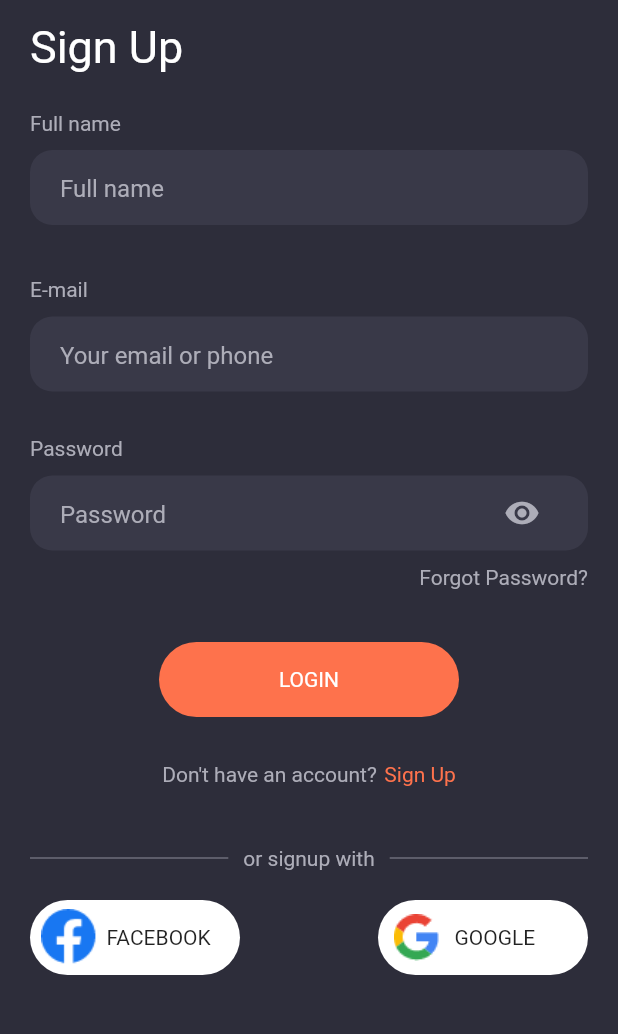
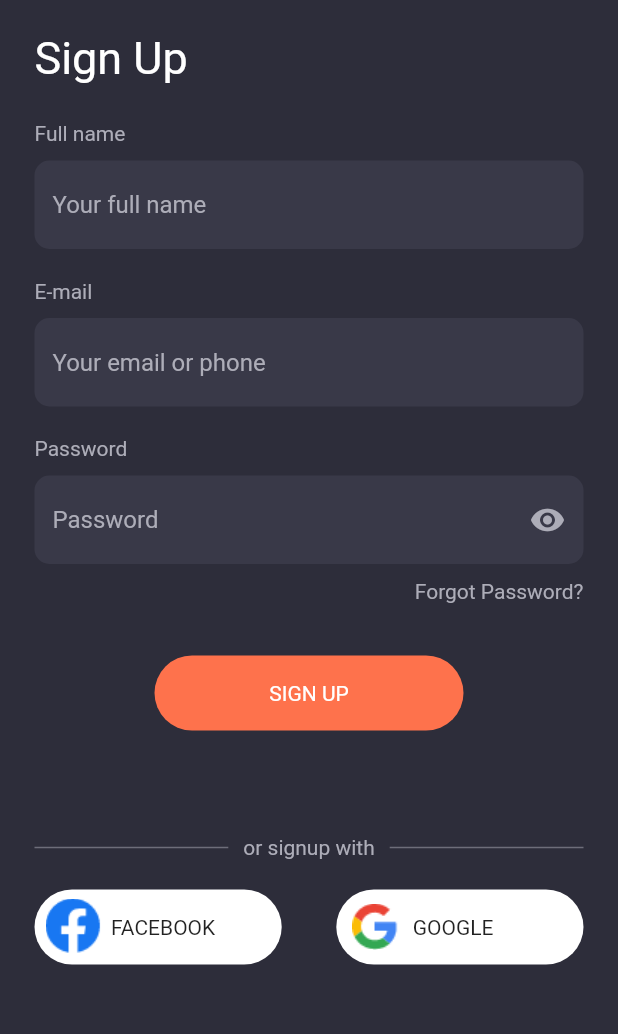
Before and after one commit to hashanK/Food_Hub_flutter, a Flutter app: the Signup screen opened by its route, on a phone screen of 412 x 824 dp, the part 120-1154 px from its top. Run offline on Flutter 3.47's test engine with Material 2 defaults, Android fonts, the phone set to English and light mode, and no system bars; our stand-ins replace hexcolor.

Commit message:
update screens

```diff
--- a/lib/custom_widgets/custom_button_widget.dart
+++ b/lib/custom_widgets/custom_button_widget.dart
@@ -11,8 +11,11 @@ class CustomButton extends StatelessWidget {
 
   @override
   Widget build(BuildContext context) {
+
+    Size size = MediaQuery.of(context).size;
+
     return Container(
-      width: 200,
+      width: size.width * 0.5,
       height: 50,
       decoration: BoxDecoration(
         color: bgColor,
--- a/lib/custom_widgets/custom_textfield_widget.dart
+++ b/lib/custom_widgets/custom_textfield_widget.dart
@@ -2,31 +2,31 @@ import 'package:flutter/material.dart';
 import 'package:food_hub/constant.dart';
 
 class CustomTextField extends StatelessWidget {
-
   final String? placeholderText;
   final Widget? trailingIcon;
   final bool isSecureText;
 
-  CustomTextField({ this.placeholderText, this.trailingIcon, required this.isSecureText});
+  CustomTextField(
+      {this.placeholderText, this.trailingIcon, required this.isSecureText});
 
   @override
   Widget build(BuildContext context) {
-    return Container(
-      height: 50,
-        margin: EdgeInsets.symmetric(vertical: 10),
-        padding: EdgeInsets.symmetric(horizontal: 20, vertical: 5),
-        decoration: BoxDecoration(
-          color: textFieldBGColor,
-          borderRadius: BorderRadius.circular(15)
-        ),
-        child: TextField(
+    return TextField(
       obscureText: isSecureText ? true : false,
       style: TextStyle(color: labelTextColor),
       decoration: InputDecoration(
-            border: InputBorder.none,
+        fillColor: textFieldBGColor,
+        filled: true,
+        border: OutlineInputBorder(
+          borderRadius: BorderRadius.circular(10.0),
+          borderSide: const BorderSide(style: BorderStyle.none, width: 0.0)
+        ),
         hintText: placeholderText,
         hintStyle: TextStyle(color: labelTextColor),
-            suffixIcon: trailingIcon
+        suffixIcon: trailingIcon,
+        focusedBorder: OutlineInputBorder(
+          borderRadius: BorderRadius.circular(10.0),
+          borderSide: BorderSide(color: buttonBGcolor, width: 1.0),
         ),
       ),
     );
--- a/lib/custom_widgets/social_button_widget.dart
+++ b/lib/custom_widgets/social_button_widget.dart
@@ -9,9 +9,12 @@ class SocialButton extends StatelessWidget {
 
   @override
   Widget build(BuildContext context) {
+
+    Size size = MediaQuery.of(context).size;
+
     return Container(
-      padding: EdgeInsets.all(6),
-      width: 140,
+      padding: const EdgeInsets.all(6),
+      width: size.width * 0.4,
       height: 50,
       decoration: BoxDecoration(
         color: Colors.white,
@@ -20,8 +23,8 @@ class SocialButton extends StatelessWidget {
       child: Row(
         children: [
           Image.asset(imagePath, width: 40, height: 40,),
-          SizedBox(width: 5),
-          Text(text, style: TextStyle(color: Colors.black87, fontSize: 14),),
+          const SizedBox(width: 5),
+          Text(text, style: const TextStyle(color: Colors.black87, fontSize: 14),),
         ],
       )
     );
--- a/lib/signup_screen.dart
+++ b/lib/signup_screen.dart
@@ -10,6 +10,8 @@ class Signup extends StatelessWidget {
 
   @override
   Widget build(BuildContext context) {
+    Size size = MediaQuery.of(context).size;
+
     return Scaffold(
       resizeToAvoidBottomInset: false,
       backgroundColor: mainBGHexColor,
@@ -17,10 +19,10 @@ class Signup extends StatelessWidget {
         onTap: () {
           FocusScope.of(context).requestFocus(FocusNode());
         },
-        // ignore: sized_box_for_whitespace
-        child: Container(
-          height: double.infinity,
+        child: SingleChildScrollView(
+          child: SizedBox(
             width: double.infinity,
+            height: size.height,
             child: Stack(
               children: [
                 Positioned(
@@ -30,7 +32,8 @@ class Signup extends StatelessWidget {
                     "assets/images/bgRedEcllipse.png",
                     width: 150,
                     height: 150,
-                  )),
+                  ),
+                ),
                 Positioned(
                   top: -30,
                   left: -50,
@@ -38,7 +41,8 @@ class Signup extends StatelessWidget {
                     "assets/images/bgDougnutEcllipse.png",
                     width: 96,
                     height: 96,
-                  )),
+                  ),
+                ),
                 Positioned(
                   top: -90,
                   left: -8,
@@ -46,9 +50,10 @@ class Signup extends StatelessWidget {
                     "assets/images/bgWhiteEcllipse.png",
                     width: 140,
                     height: 140,
-                  )),
-              Padding(
-                padding: const EdgeInsets.symmetric(horizontal: 20),
+                  ),
+                ),
+                Container(
+                  padding: const EdgeInsets.all(23.0),
                   child: Column(
                     mainAxisAlignment: MainAxisAlignment.center,
                     crossAxisAlignment: CrossAxisAlignment.start,
@@ -65,13 +70,14 @@ class Signup extends StatelessWidget {
                             "Full name",
                             style: TextStyle(color: labelTextColor),
                           ),
+                          const SizedBox(height: 10),
                           CustomTextField(
-                          placeholderText: "Full name",
+                            placeholderText: "Your full name",
                             isSecureText: false,
                           )
                         ],
                       ),
-                    const SizedBox(height: 25),
+                      const SizedBox(height: 20),
                       Column(
                         crossAxisAlignment: CrossAxisAlignment.start,
                         children: [
@@ -79,6 +85,7 @@ class Signup extends StatelessWidget {
                             "E-mail",
                             style: TextStyle(color: labelTextColor),
                           ),
+                          const SizedBox(height: 10),
                           CustomTextField(
                             placeholderText: "Your email or phone",
                             isSecureText: false,
@@ -89,20 +96,29 @@ class Signup extends StatelessWidget {
                       Column(
                         crossAxisAlignment: CrossAxisAlignment.start,
                         children: [
-                        Text("Password",
-                            style: TextStyle(color: labelTextColor)),
+                          Text(
+                            "Password",
+                            style: TextStyle(color: labelTextColor),
+                          ),
+                          const SizedBox(height: 10),
                           CustomTextField(
                             placeholderText: "Password",
-                          trailingIcon:
-                              Icon(Icons.remove_red_eye, color: labelTextColor),
+                            trailingIcon: Icon(Icons.remove_red_eye,
+                                color: labelTextColor),
                             isSecureText: true,
                           ),
+                          const SizedBox(height: 10),
                           Row(
                             mainAxisAlignment: MainAxisAlignment.end,
                             children: [
-                            Text(
+                              GestureDetector(
+                                onTap: () {
+                                  Navigator.of(context).pop();
+                                },
+                                child: Text(
                                   "Forgot Password?",
                                   style: TextStyle(color: labelTextColor),
+                                ),
                               )
                             ],
                           )
@@ -114,33 +130,12 @@ class Signup extends StatelessWidget {
                         children: [
                           CustomButton(
                               bgColor: buttonBGcolor,
-                            btnText: "LOGIN",
+                              btnText: "SIGN UP",
                               btnTextColor: Colors.white,
                               cornerRadius: 25),
                         ],
                       ),
-                    const SizedBox(height: 30),
-                    Row(
-                      mainAxisAlignment: MainAxisAlignment.center,
-                      children: [
-                        Text(
-                          "Don't have an account?",
-                          style: TextStyle(color: labelTextColor),
-                        ),
-                        const SizedBox(
-                          width: 5,
-                        ),
-                        GestureDetector(
-                            onTap: () {
-                              Navigator.of(context).pop();
-                            },
-                            child: Text(
-                              "Sign Up",
-                              style: TextStyle(color: buttonBGcolor),
-                            ))
-                      ],
-                    ),
-                    const SizedBox(height: 40),
+                      const SizedBox(height: 70),
                       Row(
                         children: [
                           Expanded(
@@ -183,8 +178,9 @@ class Signup extends StatelessWidget {
                       )
                     ],
                   ),
-              )
+                ),
               ],
+            ),
           ),
         ),
       ),
--- a/pubspec.yaml
+++ b/pubspec.yaml
@@ -23,8 +23,7 @@ environment:
 dependencies:
   flutter:
     sdk: flutter
-  hexcolor: ^2.0.4
-
+  hexcolor: ^2.0.5
 
   # The following adds the Cupertino Icons font to your application.
   # Use with the CupertinoIcons class for iOS style icons.
```
Also changed, not shown: lib/custom_widgets/back_button.dart (added, +25 -0 lines), lib/main.dart (+30 -15 lines), pubspec.lock. Lines whose indentation alone changed are shown as unchanged.
